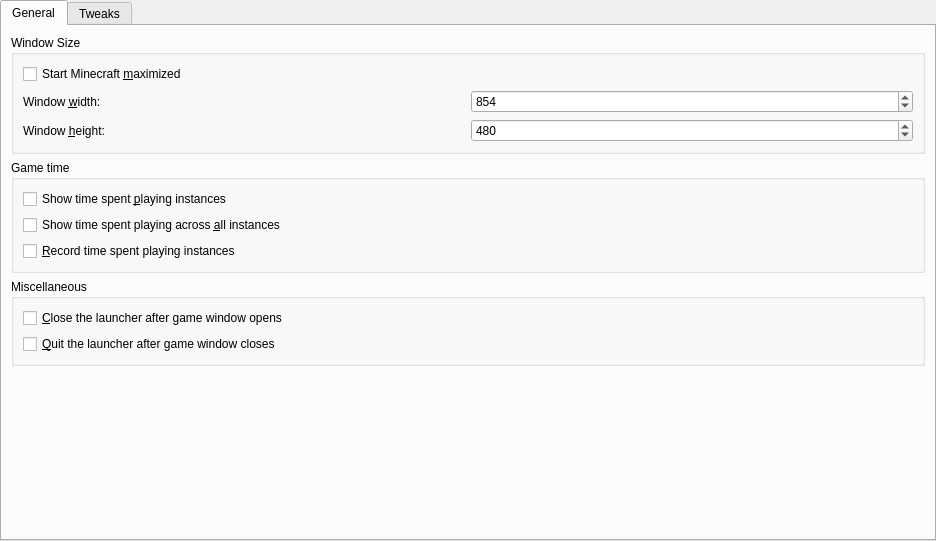
FreesmTeam/FreesmLauncher, file launcher/ui/pages/global/MinecraftPage.ui: the form before one commit.
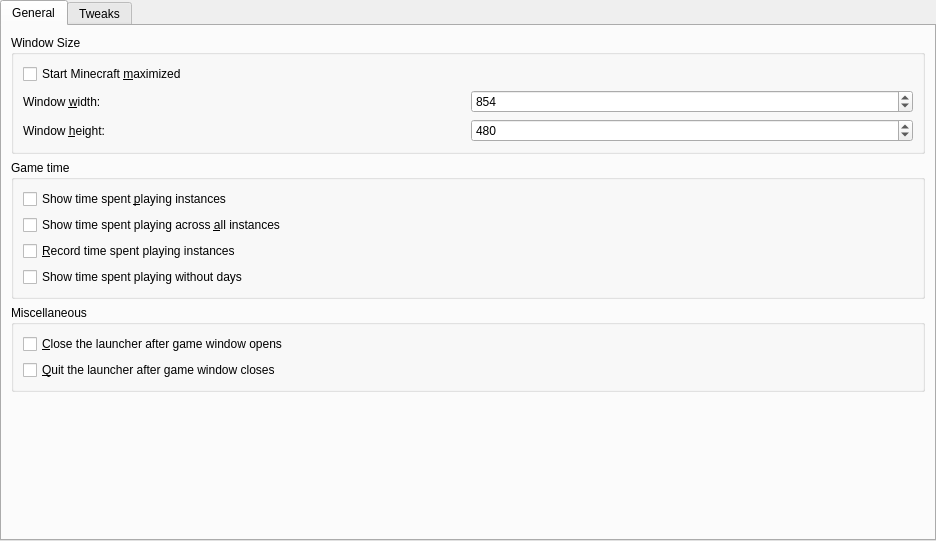
The form after the commit.

Commit message: feat:added option to show playtime in hours

```diff
--- a/launcher/ui/pages/global/MinecraftPage.ui
+++ b/launcher/ui/pages/global/MinecraftPage.ui
@@ -138,6 +138,13 @@
             </property>
            </widget>
           </item>
+           <item>
+           <widget class="QCheckBox" name="showGameTimeWithoutDays">
+            <property name="text">
+             <string>Show time spent playing without days</string>
+            </property>
+           </widget>
+          </item>
          </layout>
         </widget>
        </item>
```
The commit also changes 6 other files.
